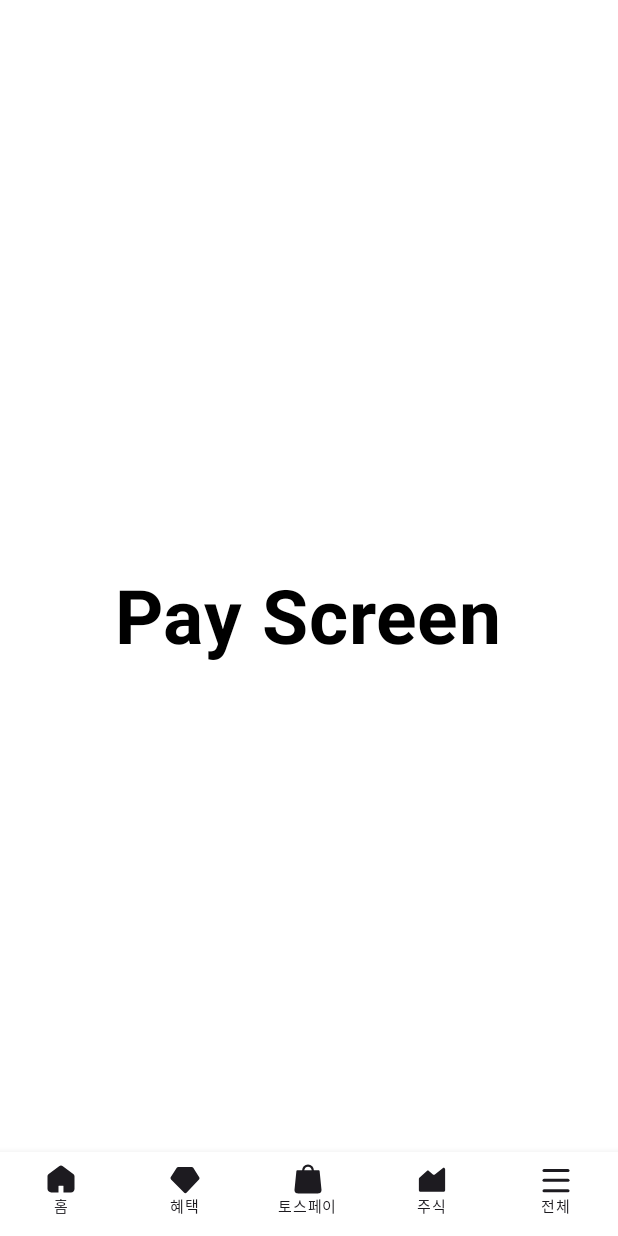
After one commit to nahy-512/Toss_Compose, an Android app built with Jetpack Compose: the PayScreen screen opened through its navigation route, on a phone screen of 412 x 824 dp. The commit adds this screen. Run offline under Robolectric (Android 15) with nearby library versions, the phone set to English and light mode, and no system bars.

Commit message:
✨ Feat: BottomNavigation 구현
Related to: #1

```diff
--- a/app/build.gradle.kts
+++ b/app/build.gradle.kts
@@ -59,6 +59,9 @@ dependencies {
     implementation("androidx.compose.ui:ui-graphics")
     implementation("androidx.compose.ui:ui-tooling-preview")
     implementation("androidx.compose.material3:material3")
+    implementation("androidx.compose.material:material:1.0.1")
+    // Navigation
+    implementation("androidx.navigation:navigation-compose:2.5.0")
     testImplementation("junit:junit:4.13.2")
     androidTestImplementation("androidx.test.ext:junit:1.1.5")
     androidTestImplementation("androidx.test.espresso:espresso-core:3.5.1")
--- /dev/null
+++ b/app/src/main/java/com/compose/toss/BottomNavGraph.kt
@@ -0,0 +1,35 @@
+package com.compose.toss
+
+import androidx.compose.runtime.Composable
+import androidx.navigation.NavHostController
+import androidx.navigation.compose.NavHost
+import androidx.navigation.compose.composable
+import com.compose.toss.ui.BenefitScreen
+import com.compose.toss.ui.HomeScreen
+import com.compose.toss.ui.PayScreen
+import com.compose.toss.ui.StockScreen
+import com.compose.toss.ui.WholeScreen
+
+@Composable
+fun BottomNavGraph(navController: NavHostController) {
+    NavHost(
+        navController = navController,
+        startDestination = BottomBarScreen.Home.route
+    ) {
+        composable(route = BottomBarScreen.Home.route){
+            HomeScreen()
+        }
+        composable(route = BottomBarScreen.Benefit.route){
+            BenefitScreen()
+        }
+        composable(route = BottomBarScreen.Pay.route){
+            PayScreen()
+        }
+        composable(route = BottomBarScreen.Stock.route){
+            StockScreen()
+        }
+        composable(route = BottomBarScreen.Whole.route){
+            WholeScreen()
+        }
+    }
+}
--- /dev/null
+++ b/app/src/main/java/com/compose/toss/ui/HomeScreen.kt
@@ -0,0 +1,24 @@
+package com.compose.toss.ui
+
+import androidx.compose.foundation.background
+import androidx.compose.foundation.layout.Box
+import androidx.compose.foundation.layout.fillMaxSize
+import androidx.compose.material3.Text
+import androidx.compose.runtime.Composable
+import androidx.compose.ui.Alignment
+import androidx.compose.ui.Modifier
+import androidx.compose.ui.graphics.Color
+import androidx.compose.ui.text.font.FontWeight
+import androidx.compose.ui.unit.sp
+
+@Composable
+fun HomeScreen() {
+    Box(
+        modifier = Modifier
+            .fillMaxSize()
+            .background(Color.White),
+        contentAlignment = Alignment.Center
+    ) {
+        Text(text = "Home Screen", fontSize = 50.sp, fontWeight = FontWeight.Bold, color = Color.Black)
+    }
+}
--- /dev/null
+++ b/app/src/main/java/com/compose/toss/ui/MainScreen.kt
@@ -0,0 +1,81 @@
+package com.compose.toss.ui
+
+import android.annotation.SuppressLint
+import androidx.compose.foundation.layout.RowScope
+import androidx.compose.material.*
+import androidx.compose.material3.Icon
+import androidx.compose.material3.Scaffold
+import androidx.compose.material3.Text
+import androidx.compose.runtime.Composable
+import androidx.compose.runtime.getValue
+import androidx.compose.ui.graphics.Color
+import androidx.compose.ui.unit.sp
+import androidx.navigation.NavDestination
+import androidx.navigation.NavDestination.Companion.hierarchy
+import androidx.navigation.NavGraph.Companion.findStartDestination
+import androidx.navigation.NavHostController
+import androidx.navigation.compose.currentBackStackEntryAsState
+import androidx.navigation.compose.rememberNavController
+import com.compose.toss.BottomBarScreen
+import com.compose.toss.BottomNavGraph
+
+
+@SuppressLint("UnusedMaterial3ScaffoldPaddingParameter")
+@Composable
+fun MainScreen() {
+    val navController = rememberNavController()
+    Scaffold(
+        bottomBar = { BottomBar(navController = navController)}
+    ) {
+        BottomNavGraph(navController = navController)
+    }
+}
+
+@Composable
+fun BottomBar(navController: NavHostController) {
+    val screens = listOf(
+        BottomBarScreen.Home,
+        BottomBarScreen.Benefit,
+        BottomBarScreen.Pay,
+        BottomBarScreen.Stock,
+        BottomBarScreen.Whole
+    )
+    val navBackStackEntry by navController.currentBackStackEntryAsState()
+    val currentDestination = navBackStackEntry?.destination
+
+    BottomNavigation(
+        backgroundColor = Color.White
+    ) {
+        screens.forEach { screens ->
+            AddItem(screen = screens, currentDestination = currentDestination, navController =navController )
+        }
+    }
+}
+
+
+@Composable
+fun RowScope.AddItem(
+    screen: BottomBarScreen,
+    currentDestination: NavDestination?,
+    navController: NavHostController
+) {
+    BottomNavigationItem(
+        label = { Text(text = screen.title, fontSize = 10.sp) },
+        icon = {
+            Icon(
+                imageVector = screen.icon,
+                contentDescription = "Navigation Icon",
+            )
+        },
+        selected = currentDestination?.hierarchy?.any {
+            it.route == screen.route
+        } == true,
+        unselectedContentColor = Color(0xFFB0B8C1),
+        onClick = {
+            navController.navigate(screen.route){
+                popUpTo(navController.graph.findStartDestination().id)
+                launchSingleTop =true
+            }
+        }
+    )
+}
--- /dev/null
+++ b/app/src/main/java/com/compose/toss/ui/PayScreen.kt
@@ -0,0 +1,24 @@
+package com.compose.toss.ui
+
+import androidx.compose.foundation.background
+import androidx.compose.foundation.layout.Box
+import androidx.compose.foundation.layout.fillMaxSize
+import androidx.compose.material3.Text
+import androidx.compose.runtime.Composable
+import androidx.compose.ui.Alignment
+import androidx.compose.ui.Modifier
+import androidx.compose.ui.graphics.Color
+import androidx.compose.ui.text.font.FontWeight
+import androidx.compose.ui.unit.sp
+
+@Composable
+fun PayScreen() {
+    Box(
+        modifier = Modifier
+            .fillMaxSize()
+            .background(Color.White),
+        contentAlignment = Alignment.Center
+    ) {
+        Text(text = "Pay Screen", fontSize = 50.sp, fontWeight = FontWeight.Bold, color = Color.Black)
+    }
+}
--- a/app/src/main/res/values/strings.xml
+++ b/app/src/main/res/values/strings.xml
@@ -1,3 +1,8 @@
 <resources>
     <string name="app_name">Toss</string>
+    <string name="tab_home">홈</string>
+    <string name="tab_benefit">혜택</string>
+    <string name="tab_pay">토스페이</string>
+    <string name="tab_stock">주식</string>
+    <string name="tab_whole">전체</string>
 </resources>
```
Also changed, not shown: app/src/main/java/com/compose/toss/BottomBarScreen.kt (added, +41 -0 lines), app/src/main/java/com/compose/toss/MainActivity.kt (+2 -30 lines), app/src/main/java/com/compose/toss/ui/BenefitScreen.kt (added, +25 -0 lines), app/src/main/java/com/compose/toss/ui/StockScreen.kt (added, +24 -0 lines), app/src/main/java/com/compose/toss/ui/WholeScreen.kt (added, +24 -0 lines).
